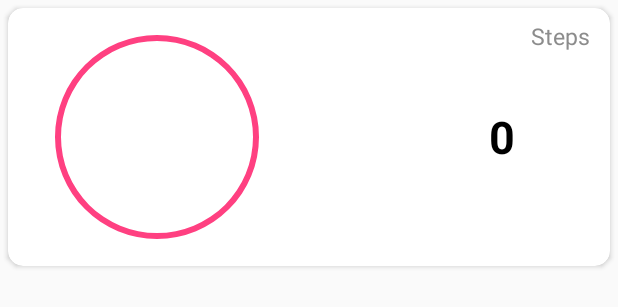
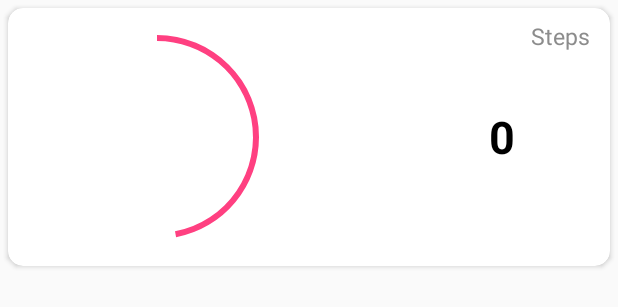
Before and after one commit to DeepakAggarwal196/life_of_pie, an Android app: the layout list_layout_steps.xml on its own in the app's theme, with its tools: preview values and no code run, on a phone screen of 412 x 824 dp. Shown: the top 307 px of the screen. Run offline under Robolectric (Android 15) with nearby library versions, the phone set to English and light mode, and no system bars.

```diff
--- a/app/src/main/res/drawable/circle.xml
+++ b/app/src/main/res/drawable/circle.xml
@@ -1,4 +1,9 @@
 <?xml version="1.0" encoding="utf-8"?>
+<rotate android:fromDegrees="270"
+    android:toDegrees="270"
+    android:pivotX="50%"
+    android:pivotY="50%"
+    xmlns:android="http://schemas.android.com/apk/res/android">
 <shape xmlns:android="http://schemas.android.com/apk/res/android"
     android:shape="ring"
     android:innerRadiusRatio="2.5"
@@ -8,3 +13,4 @@
     <solid android:color="@color/colorAccent" />
 
 </shape>
+</rotate>
--- a/app/src/main/res/layout/list_layout_steps.xml
+++ b/app/src/main/res/layout/list_layout_steps.xml
@@ -47,7 +47,7 @@
                 android:layout_centerVertical="true"
                 android:layout_marginStart="11.5dp"
                 android:layout_marginTop="-10dp"
-                android:progress="100"
+                android:progress="47"
                 android:progressDrawable="@drawable/circle"
                 app:layout_constraintBottom_toBottomOf="parent"
                 app:layout_constraintLeft_toLeftOf="parent"
```
